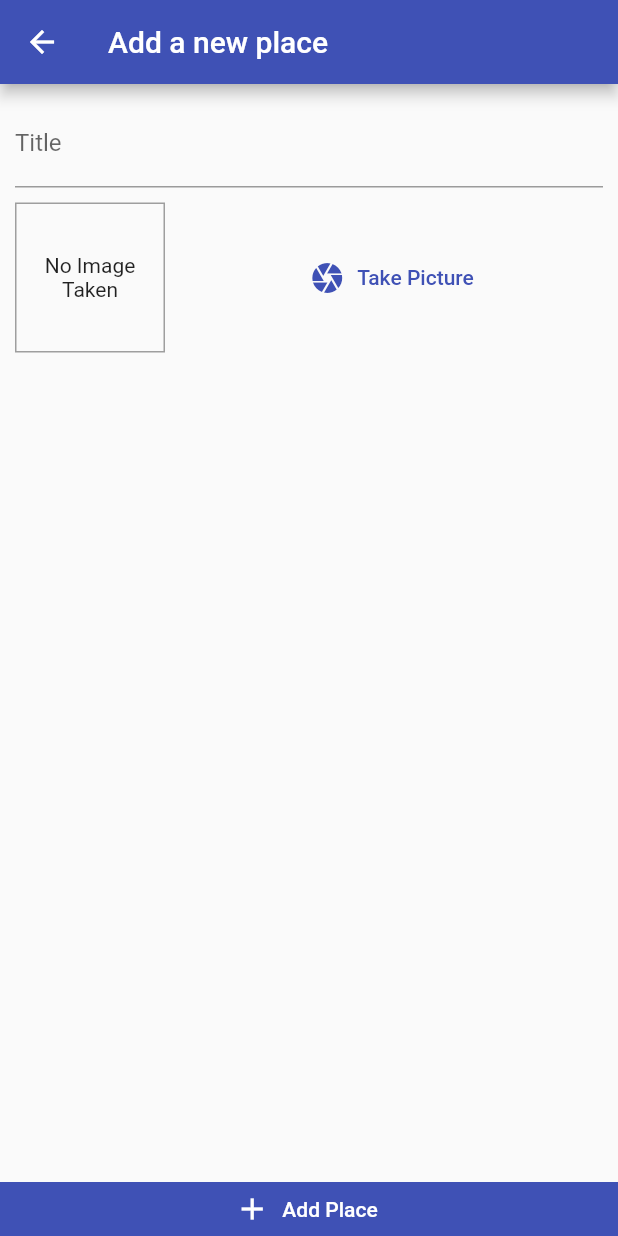
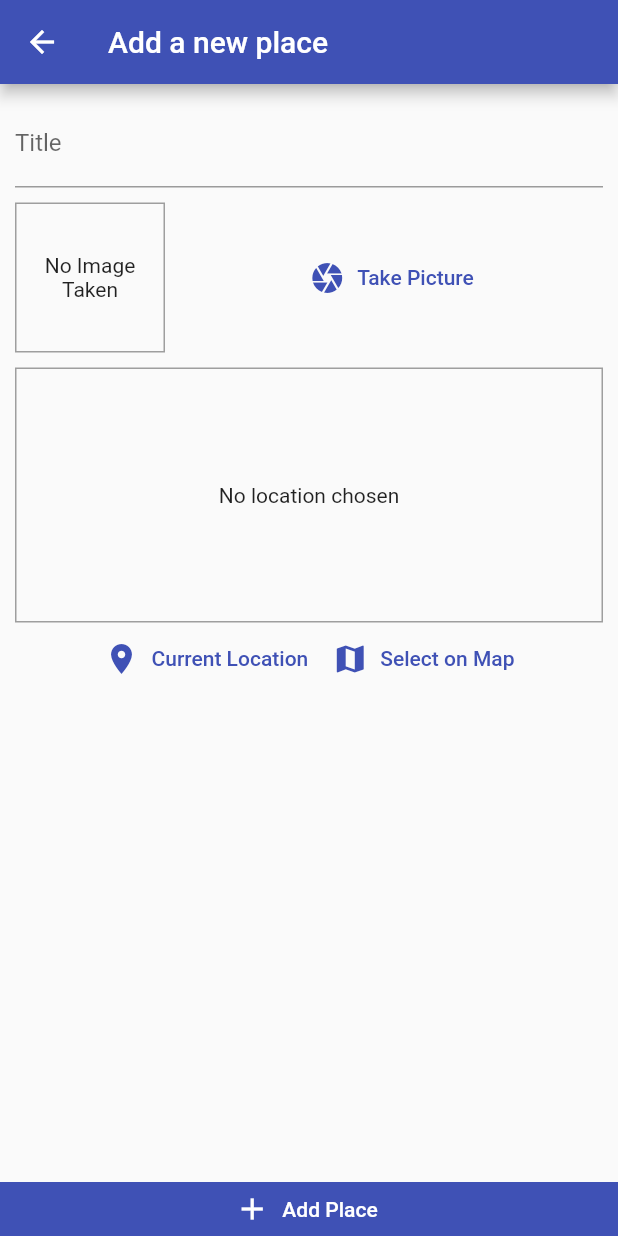
Before and after one commit to ramsudharsan75/flutter_mini_projects, a Flutter app: the screen it shows after launch, after a tap on the "add" icon, on a phone screen of 412 x 824 dp. Run offline on Flutter 3.47's test engine with Material 2 defaults, Android fonts, the phone set to English and light mode, and no system bars; our stand-ins replace google_maps_flutter, image_picker, location, shared_preferences, sqflite; accounts and stored records are empty.

Commit message:
Finished Travel Log App

```diff
--- /dev/null
+++ b/travel_log/lib/helpers/db_helper.dart
@@ -0,0 +1,27 @@
+import 'package:sqflite/sqflite.dart' as sql;
+import 'package:path/path.dart' as path;
+
+class DBHelper {
+  static Future<sql.Database> database() async {
+    final dbPath = await sql.getDatabasesPath();
+    return sql.openDatabase(path.join(dbPath, 'places.db'),
+        onCreate: (db, version) {
+      return db.execute(
+          'CREATE TABLE user_places(id TEXT PRIMARY KEY, title TEXT, image TEXT, loc_lat REAL, loc_long REAL, address TEXT)');
+    }, version: 1);
+  }
+
+  static Future<void> insert(String table, Map<String, Object> data) async {
+    final db = await DBHelper.database();
+    await db.insert(
+      table,
+      data,
+      conflictAlgorithm: sql.ConflictAlgorithm.replace,
+    );
+  }
+
+  static Future<List<Map<String, dynamic>>> getData(String table) async {
+    final db = await DBHelper.database();
+    return db.query(table);
+  }
+}
--- /dev/null
+++ b/travel_log/lib/helpers/location_helper.dart
@@ -0,0 +1,19 @@
+import 'dart:convert';
+
+import 'package:http/http.dart' as http;
+
+const googleApiKey = '';
+
+class LocationHelper {
+  static String generateLocationPreviewImage(
+      {required double lat, required double long}) {
+    return 'https://maps.googleapis.com/maps/api/staticmap?center=$lat,$long&zoom=16&size=600x300&maptype=roadmap&markers=color:red%7Clabel:A%7C$lat,$long&key=$googleApiKey';
+  }
+
+  static Future<String> getPlaceAddress(double lat, double long) async {
+    final url = Uri.https('maps.googleapis.com',
+        'maps/api/geocode/json?latlng=$lat,$long&key=$googleApiKey');
+    final response = await http.get(url);
+    return json.decode(response.body)['results'][0]['formatted_address'];
+  }
+}
--- a/travel_log/lib/main.dart
+++ b/travel_log/lib/main.dart
@@ -4,6 +4,7 @@
 import './providers/great_places.dart';
 import './screens/places_list_screen.dart';
 import './screens/add_place_screen.dart';
+import './screens/places_detail_screen.dart';
 
 void main() {
   runApp(const MyApp());
@@ -26,6 +27,7 @@
         home: const PlacesListScreen(),
         routes: {
           AddPlaceScreen.routeName: (ctx) => const AddPlaceScreen(),
+          PlaceDetailScreen.routeName: (ctx) => const PlaceDetailScreen(),
         },
       ),
     );
--- a/travel_log/lib/models/place.dart
+++ b/travel_log/lib/models/place.dart
@@ -3,9 +3,9 @@
 class PlaceLocation {
   final double latitude;
   final double longitude;
-  final String address;
+  final String? address;
 
-  PlaceLocation({
+  const PlaceLocation({
     required this.latitude,
     required this.longitude,
     required this.address,
@@ -15,7 +15,7 @@
 class Place {
   final String id;
   final String title;
-  PlaceLocation? location;
+  final PlaceLocation location;
   final File image;
 
   Place({
--- a/travel_log/lib/providers/great_places.dart
+++ b/travel_log/lib/providers/great_places.dart
@@ -3,6 +3,8 @@
 import 'package:flutter/material.dart';
 
 import '../models/place.dart';
+import '../helpers/db_helper.dart';
+import '../helpers/location_helper.dart';
 
 class GreatPlaces with ChangeNotifier {
   List<Place> _items = [];
@@ -11,14 +13,52 @@
     return [..._items];
   }
 
-  void addPlace(String title, File image) {
+  Place findById(String id) {
+    return _items.firstWhere((place) => place.id == id);
+  }
+
+  void addPlace(String title, File image, PlaceLocation pickedLocation) async {
+    final address = await LocationHelper.getPlaceAddress(
+        pickedLocation.latitude, pickedLocation.longitude);
+    final updatedLocation = PlaceLocation(
+        latitude: pickedLocation.latitude,
+        longitude: pickedLocation.longitude,
+        address: address);
     final newPlace = Place(
       id: DateTime.now().toString(),
       title: title,
-      location: null,
+      location: updatedLocation,
       image: image,
     );
     _items.add(newPlace);
     notifyListeners();
+    DBHelper.insert('user_places', {
+      'id': newPlace.id,
+      'title': newPlace.title,
+      'image': newPlace.image.path,
+      'loc_lat': newPlace.location.latitude,
+      'loc_long': newPlace.location.longitude,
+      'address': newPlace.location.address!,
+    });
+  }
+
+  Future<void> fetchAndSetPlaces() async {
+    final dataList = await DBHelper.getData('user_places');
+    _items = dataList
+        .map(
+          (item) => Place(
+            id: item['id'],
+            title: item['title'],
+            image: File(item['image']),
+            location: PlaceLocation(
+              latitude: item['loc_lat'],
+              longitude: item['loc_long'],
+              address: item['address'],
+            ),
+          ),
+        )
+        .toList();
+
+    notifyListeners();
   }
 }
--- a/travel_log/lib/screens/add_place_screen.dart
+++ b/travel_log/lib/screens/add_place_screen.dart
@@ -5,6 +5,8 @@
 
 import '../widgets/image_input.dart';
 import '../providers/great_places.dart';
+import '../widgets/location_input.dart';
+import '../models/place.dart';
 
 class AddPlaceScreen extends StatefulWidget {
   const AddPlaceScreen({super.key});
@@ -17,18 +19,26 @@
 
 class _AddPlaceScreenState extends State<AddPlaceScreen> {
   final _titleController = TextEditingController();
-  late File? _pickedImage;
+  File? _pickedImage;
+  PlaceLocation? _pickedLocation;
 
   void _selectImage(File pickedImage) {
     _pickedImage = pickedImage;
   }
 
+  void _selectPlace(double lat, double long) {
+    _pickedLocation =
+        PlaceLocation(latitude: lat, longitude: long, address: null);
+  }
+
   void _savePlace() {
-    if (_titleController.text.isEmpty || _pickedImage == null) {
+    if (_titleController.text.isEmpty ||
+        _pickedImage == null ||
+        _pickedLocation == null) {
       return;
     }
     Provider.of<GreatPlaces>(context, listen: false)
-        .addPlace(_titleController.text, _pickedImage!);
+        .addPlace(_titleController.text, _pickedImage!, _pickedLocation!);
     Navigator.of(context).pop();
   }
 
@@ -55,6 +65,10 @@
                       height: 10,
                     ),
                     ImageInput(_selectImage),
+                    const SizedBox(
+                      height: 10,
+                    ),
+                    LocationInput(_selectPlace),
                   ],
                 ),
               ),
--- a/travel_log/lib/screens/places_list_screen.dart
+++ b/travel_log/lib/screens/places_list_screen.dart
@@ -3,6 +3,7 @@
 
 import '../screens/add_place_screen.dart';
 import '../providers/great_places.dart';
+import '../screens/places_detail_screen.dart';
 
 class PlacesListScreen extends StatelessWidget {
   const PlacesListScreen({super.key});
@@ -21,19 +22,30 @@
           )
         ],
       ),
-      body: Center(
-        child: Consumer<GreatPlaces>(
+      body: FutureBuilder(
+        future: Provider.of<GreatPlaces>(context, listen: false)
+            .fetchAndSetPlaces(),
+        builder: (ctx, snapshot) => snapshot.connectionState ==
+                ConnectionState.waiting
+            ? const CircularProgressIndicator()
+            : Consumer<GreatPlaces>(
                 builder: (ctx, greatPlaces, ch) => (greatPlaces.items.isEmpty
                     ? ch
                     : ListView.builder(
                         itemCount: greatPlaces.items.length,
                         itemBuilder: (ctx, i) => ListTile(
                           leading: CircleAvatar(
-                      backgroundImage: FileImage(greatPlaces.items[i].image),
+                            backgroundImage:
+                                FileImage(greatPlaces.items[i].image),
                           ),
                           title: Text(greatPlaces.items[i].title),
+                          subtitle:
+                              Text(greatPlaces.items[i].location.address!),
                           onTap: () {
-                      //go to details page
+                            Navigator.of(context).pushNamed(
+                              PlaceDetailScreen.routeName,
+                              arguments: greatPlaces.items[i].id,
+                            );
                           },
                         ),
                       )) as Widget,
--- a/travel_log/lib/widgets/image_input.dart
+++ b/travel_log/lib/widgets/image_input.dart
@@ -30,7 +30,7 @@
       });
       final appDir = await syspaths.getApplicationDocumentsDirectory();
       final fileName = path.basename(imageFile.path);
-      final savedImage = await imageFile.saveTo('${appDir.path}/$fileName');
+      final savedImage = await _storedImage?.copy('${appDir.path}/$fileName');
       widget.onSelectImage(savedImage);
     }
   }
--- /dev/null
+++ b/travel_log/lib/widgets/location_input.dart
@@ -0,0 +1,96 @@
+import 'package:flutter/material.dart';
+import 'package:google_maps_flutter/google_maps_flutter.dart';
+import 'package:location/location.dart';
+import 'package:travel_log/screens/map_screen.dart';
+
+import '../helpers/location_helper.dart';
+
+class LocationInput extends StatefulWidget {
+  const LocationInput(this.onSelectPlace, {super.key});
+
+  final Function onSelectPlace;
+
+  @override
+  State<LocationInput> createState() => _LocationInputState();
+}
+
+class _LocationInputState extends State<LocationInput> {
+  String? _previewImageUrl;
+
+  void _showPreview(double lat, double long) {
+    final staticMapImageUrl =
+        LocationHelper.generateLocationPreviewImage(lat: lat, long: long);
+    setState(() {
+      _previewImageUrl = staticMapImageUrl;
+    });
+  }
+
+  Future<void> _getCurrentUserLocation() async {
+    try {
+      final locData = await Location().getLocation();
+      _showPreview(locData.latitude!, locData.longitude!);
+      widget.onSelectPlace(locData.latitude, locData.longitude);
+    } catch (e) {
+      return;
+    }
+  }
+
+  Future<void> _selectOnMap() async {
+    final LatLng? selectedLocation = await Navigator.of(context).push(
+      MaterialPageRoute(
+        fullscreenDialog: true,
+        builder: (ctx) => const MapScreen(
+          isSelecting: true,
+        ),
+      ),
+    );
+
+    if (selectedLocation == null) {
+      return;
+    }
+    _showPreview(selectedLocation.latitude, selectedLocation.longitude);
+    widget.onSelectPlace(selectedLocation.latitude, selectedLocation.longitude);
+  }
+
+  @override
+  Widget build(BuildContext context) {
+    return Column(
+      children: [
+        Container(
+          height: 170,
+          width: double.infinity,
+          decoration: BoxDecoration(
+              border: Border.all(
+            width: 1,
+            color: Colors.grey,
+          )),
+          alignment: Alignment.center,
+          child: _previewImageUrl == null
+              ? const Text(
+                  'No location chosen',
+                  textAlign: TextAlign.center,
+                )
+              : Image.network(
+                  _previewImageUrl!,
+                  fit: BoxFit.cover,
+                  width: double.infinity,
+                ),
+        ),
+        Row(
+          mainAxisAlignment: MainAxisAlignment.center,
+          children: [
+            TextButton.icon(
+              onPressed: _getCurrentUserLocation,
+              icon: const Icon(Icons.location_on),
+              label: const Text('Current Location'),
+            ),
+            TextButton.icon(
+                onPressed: _selectOnMap,
+                icon: const Icon(Icons.map),
+                label: const Text('Select on Map'))
+          ],
+        )
+      ],
+    );
+  }
+}
--- a/travel_log/pubspec.yaml
+++ b/travel_log/pubspec.yaml
@@ -40,6 +40,10 @@
   image_picker: ^0.8.6
   path: ^1.8.2
   path_provider: ^2.0.11
+  sqflite: ^2.1.0+1
+  location: ^4.4.0
+  google_maps_flutter: ^2.2.1
+  http: ^0.13.5
 
 dev_dependencies:
   flutter_test:
```
Also changed, not shown: travel_log/lib/screens/map_screen.dart (added, +69 -0 lines), travel_log/lib/screens/places_detail_screen.dart (+60 -0 lines), travel_log/pubspec.lock, 5 other files. Lines whose indentation alone changed are shown as unchanged.
